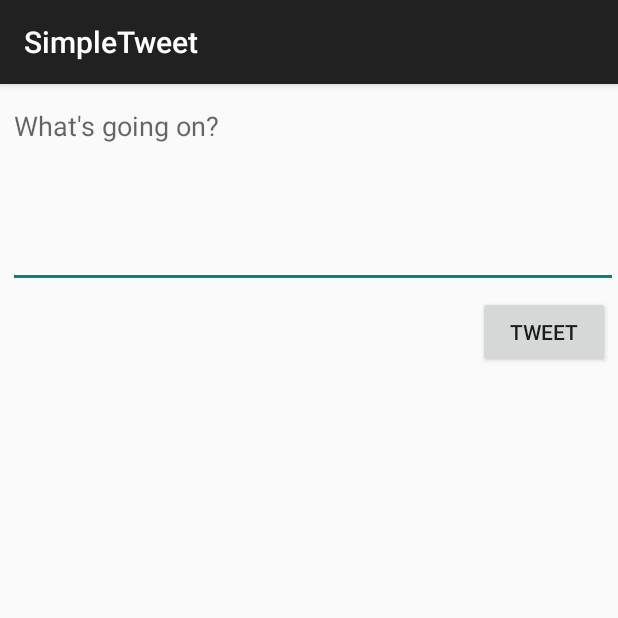
After one commit to moppr/CS388, an Android app: the ComposeActivity screen opened directly, with no data from a screen before it, on a phone screen of 412 x 824 dp, the top half of it. The commit adds this screen. Run offline under Robolectric (Android 15) with nearby library versions, the phone set to English and light mode, and no system bars; our stand-ins replace Room's generated code; libraries missing offline, so code that uses them is left out: com.codepath.asynchttpclient, com.facebook.stetho, org.parceler; 1 statement that could not run was skipped.

Commit message:
Add compose screen and posting to Twitter

```diff
--- a/SimpleTweet/app/build.gradle
+++ b/SimpleTweet/app/build.gradle
@@ -42,6 +42,8 @@ android {
 }
 
 dependencies {
+    implementation 'org.parceler:parceler-api:1.1.12'
+    annotationProcessor 'org.parceler:parceler:1.1.12'
     implementation fileTree(dir: 'libs', include: '*.jar')
     implementation 'com.codepath.libraries:android-oauth-handler:2.4.0'
     implementation 'commons-codec:commons-codec:1.10'
--- a/SimpleTweet/app/src/main/AndroidManifest.xml
+++ b/SimpleTweet/app/src/main/AndroidManifest.xml
@@ -13,6 +13,9 @@
         android:icon="@drawable/ic_launcher"
         android:label="@string/app_name"
         android:theme="@style/AppTheme">
+        <activity
+            android:name=".ComposeActivity"
+            android:exported="true" />
         <activity
             android:name=".TimelineActivity"
             android:exported="true" />
--- /dev/null
+++ b/SimpleTweet/app/src/main/java/com/codepath/apps/restclienttemplate/ComposeActivity.java
@@ -0,0 +1,82 @@
+package com.codepath.apps.restclienttemplate;
+
+import androidx.appcompat.app.AppCompatActivity;
+
+import android.content.Intent;
+import android.os.Bundle;
+import android.util.Log;
+import android.view.View;
+import android.widget.Button;
+import android.widget.EditText;
+import android.widget.Toast;
+
+import com.codepath.apps.restclienttemplate.models.Tweet;
+import com.codepath.asynchttpclient.callback.JsonHttpResponseHandler;
+
+import org.json.JSONException;
+import org.parceler.Parcels;
+
+import okhttp3.Headers;
+
+public class ComposeActivity extends AppCompatActivity {
+
+    EditText etCompose;
+    Button btnTweet;
+    public static final int MAX_TWEET_LEN = 140;
+    public static final String TAG = "ComposeActivity";
+
+    TwitterClient client;
+
+    @Override
+    protected void onCreate(Bundle savedInstanceState) {
+        super.onCreate(savedInstanceState);
+        setContentView(R.layout.activity_compose);
+
+        client = TwitterApp.getRestClient(this);
+
+        etCompose = findViewById(R.id.etCompose);
+        btnTweet = findViewById(R.id.btnTweet);
+
+
+        // set clicklistener on button
+        btnTweet.setOnClickListener(new View.OnClickListener() {
+            @Override
+            public void onClick(View v) {
+                String tweetContent = etCompose.getText().toString();
+                if (tweetContent.isEmpty()){
+                    Toast.makeText(ComposeActivity.this, "Can't publish empty Tweet!", Toast.LENGTH_LONG).show();
+                    return;
+                }
+                if (tweetContent.length() > MAX_TWEET_LEN){
+                    Toast.makeText(ComposeActivity.this, String.format("Tweet exceeds maximum length of %d characters", MAX_TWEET_LEN), Toast.LENGTH_LONG).show();
+                    return;
+                }
+                Toast.makeText(ComposeActivity.this, /*tweetContent*/ "Successfully posted!", Toast.LENGTH_LONG).show();
+
+                // make api call to twitter to publish
+                client.publishTweet(tweetContent, new JsonHttpResponseHandler() {
+                    @Override
+                    public void onSuccess(int statusCode, Headers headers, JSON json) {
+                        Log.i(TAG, "onSuccess to publish tweet");
+                        try {
+                            Tweet tweet = Tweet.fromJson(json.jsonObject);
+                            Log.i(TAG, "Published tweet says: " + tweet.body);
+                            Intent intent = new Intent();
+                            intent.putExtra("tweet", Parcels.wrap(tweet));
+                            setResult(RESULT_OK, intent);
+                            finish();
+                        } catch (JSONException e) {
+                            e.printStackTrace();
+                        }
+                    }
+
+                    @Override
+                    public void onFailure(int statusCode, Headers headers, String response, Throwable throwable) {
+                        Log.e(TAG, "onFailure to publish tweet", throwable);
+                    }
+                });
+            }
+        });
+
+    }
+}
--- a/SimpleTweet/app/src/main/java/com/codepath/apps/restclienttemplate/models/Tweet.java
+++ b/SimpleTweet/app/src/main/java/com/codepath/apps/restclienttemplate/models/Tweet.java
@@ -3,15 +3,20 @@ package com.codepath.apps.restclienttemplate.models;
 import org.json.JSONArray;
 import org.json.JSONException;
 import org.json.JSONObject;
+import org.parceler.Parcel;
 
 import java.util.ArrayList;
 import java.util.List;
 
+@Parcel
 public class Tweet {
 
     public String body;
     public String createdAt;
     public User user;
+
+    //for parcel
+    public Tweet(){}
 
     public static Tweet fromJson(JSONObject jsonObject) throws JSONException {
         Tweet tweet = new Tweet();
--- a/SimpleTweet/app/src/main/java/com/codepath/apps/restclienttemplate/models/User.java
+++ b/SimpleTweet/app/src/main/java/com/codepath/apps/restclienttemplate/models/User.java
@@ -2,8 +2,12 @@ package com.codepath.apps.restclienttemplate.models;
 
 import org.json.JSONException;
 import org.json.JSONObject;
+import org.parceler.Parcel;
 
+@Parcel
 public class User {
+
+    public User(){}
 
     public String name;
     public String screenName;
--- /dev/null
+++ b/SimpleTweet/app/src/main/res/layout/activity_compose.xml
@@ -0,0 +1,33 @@
+<?xml version="1.0" encoding="utf-8"?>
+<RelativeLayout
+    xmlns:android="http://schemas.android.com/apk/res/android"
+    xmlns:app="http://schemas.android.com/apk/res-auto"
+    xmlns:tools="http://schemas.android.com/tools"
+    android:layout_width="match_parent"
+    android:layout_height="match_parent"
+    tools:context=".ComposeActivity">
+
+    <EditText
+        android:id="@+id/etCompose"
+        android:layout_width="match_parent"
+        android:layout_height="wrap_content"
+        android:layout_alignParentStart="true"
+        android:layout_alignParentTop="true"
+        android:layout_marginStart="5dp"
+        android:layout_marginTop="5dp"
+        android:ems="10"
+        android:gravity="start|top"
+        android:hint="@string/what_s_going_on"
+        android:inputType="textMultiLine"
+        android:minLines="5" />
+
+    <Button
+        android:id="@+id/btnTweet"
+        android:layout_width="wrap_content"
+        android:layout_height="wrap_content"
+        android:layout_below="@+id/etCompose"
+        android:layout_alignParentEnd="true"
+        android:layout_marginTop="5dp"
+        android:layout_marginEnd="5dp"
+        android:text="@string/tweet" />
+</RelativeLayout>
--- a/SimpleTweet/app/src/main/res/values/strings.xml
+++ b/SimpleTweet/app/src/main/res/values/strings.xml
@@ -5,5 +5,7 @@
     <string name="login_label">Log in</string>
     <string name="intent_scheme">oauth</string>
     <string name="intent_host">cprest</string>
+    <string name="tweet">Tweet</string>
+    <string name="what_s_going_on">What\'s going on?</string>
 
 </resources>
```
Also changed, not shown: SimpleTweet/app/src/main/java/com/codepath/apps/restclienttemplate/TimelineActivity.java (+34 -0 lines), SimpleTweet/app/src/main/java/com/codepath/apps/restclienttemplate/TwitterClient.java (+8 -0 lines), SimpleTweet/app/src/main/res/menu/menu_main.xml (added, +10 -0 lines).
